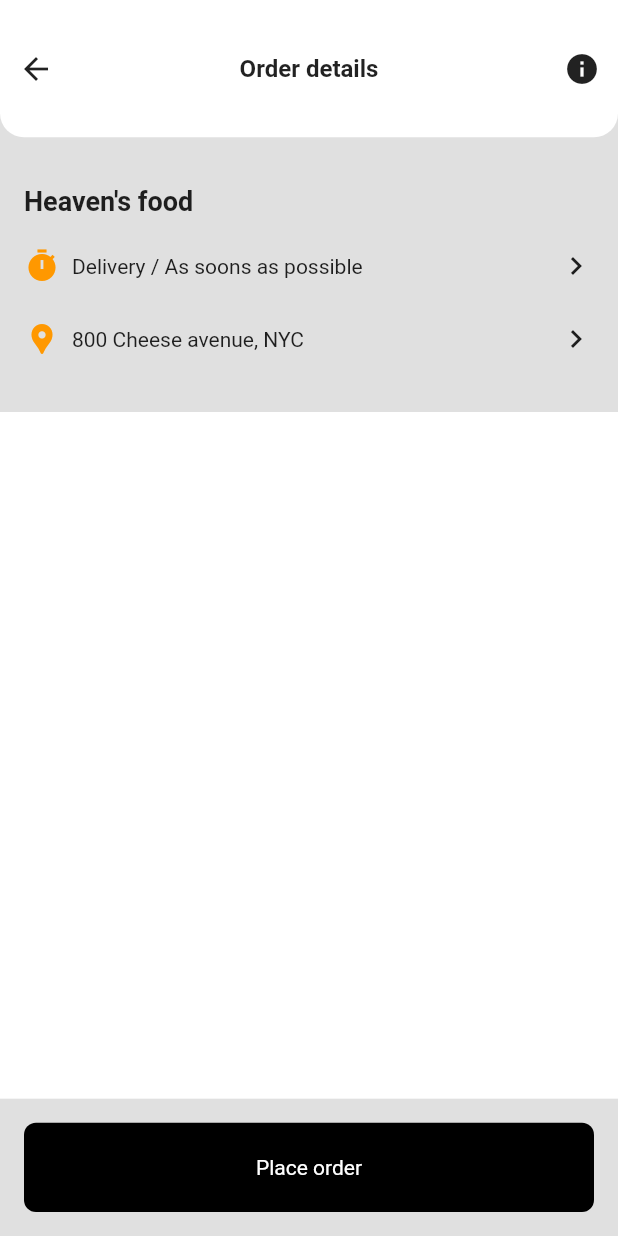
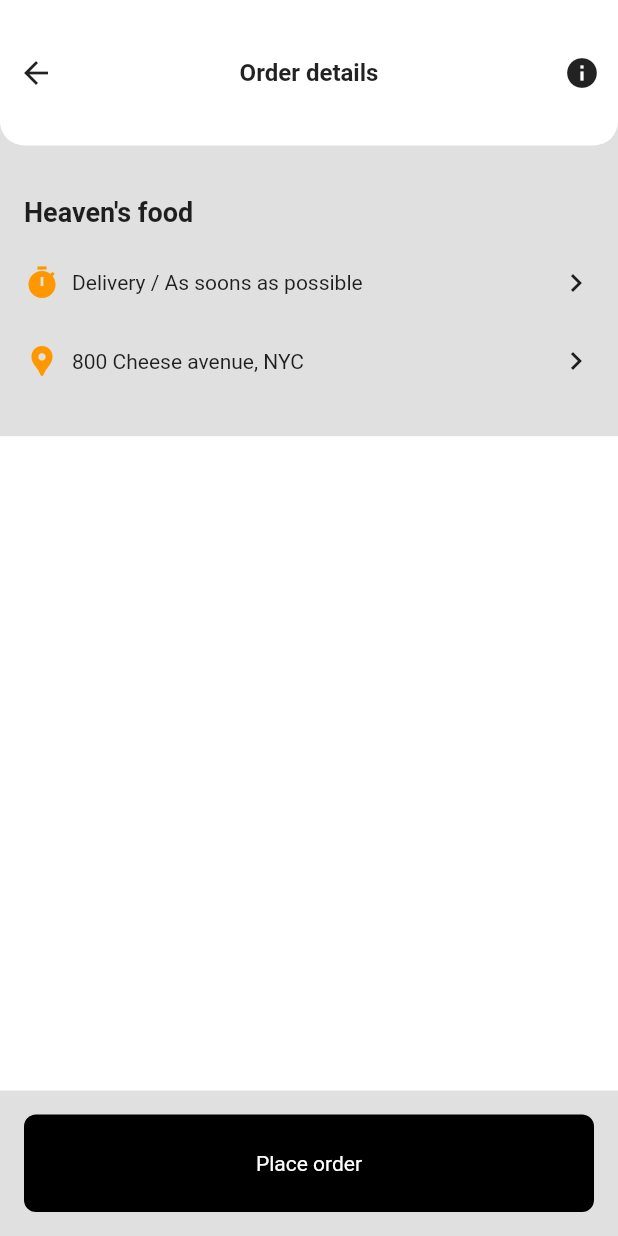
Before and after one commit to JAICHANGPARK/flutter_notebook_11th_story, a Flutter app: the screen it shows after launch, item 2 of the bottom bar chosen, on a phone screen of 412 x 824 dp. Run offline on Flutter 3.47's test engine with Material 2 defaults, Android fonts, the phone set to English and light mode, and no system bars; our stand-ins replace backdrop, badges, flutter_inner_drawer, flutter_slidable, flutter_swiper, google_fonts; network calls fail.

Commit message:
Update food_order_page.dart

```diff
--- a/lib/ep744_food_app/ui/food_order_page.dart
+++ b/lib/ep744_food_app/ui/food_order_page.dart
@@ -88,7 +88,7 @@ class _FoodOrderPageState extends State<FoodOrderPage> {
                   ),
                 )),
             Expanded(
-                flex: 10,
+                flex: 9,
                 child: Container(
                   decoration: BoxDecoration(color: Colors.white),
                 )),
```
